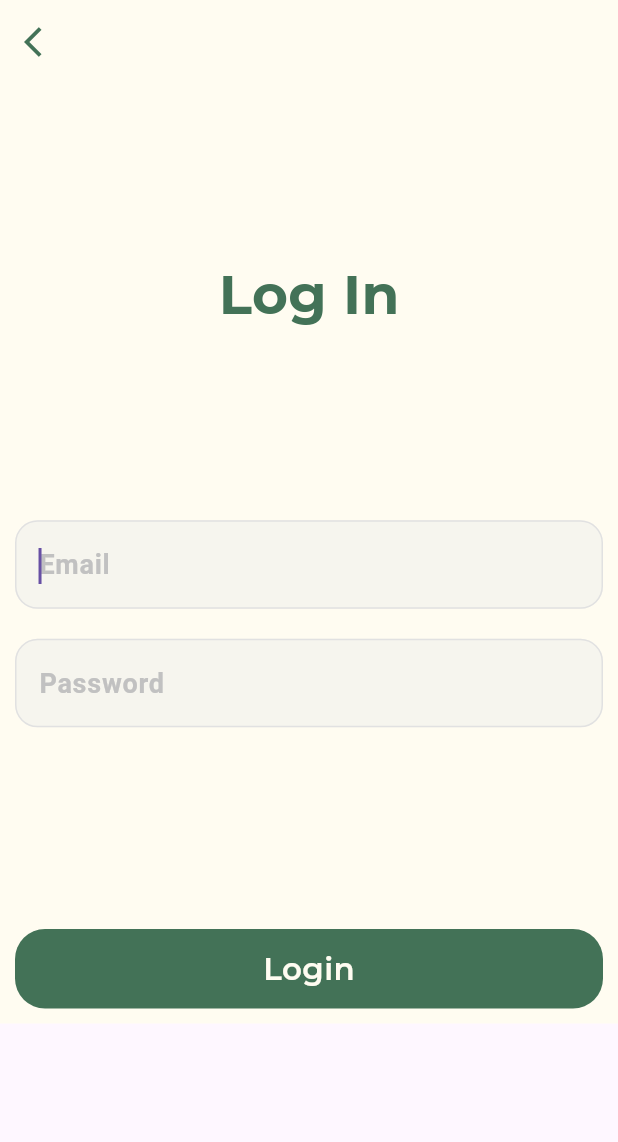
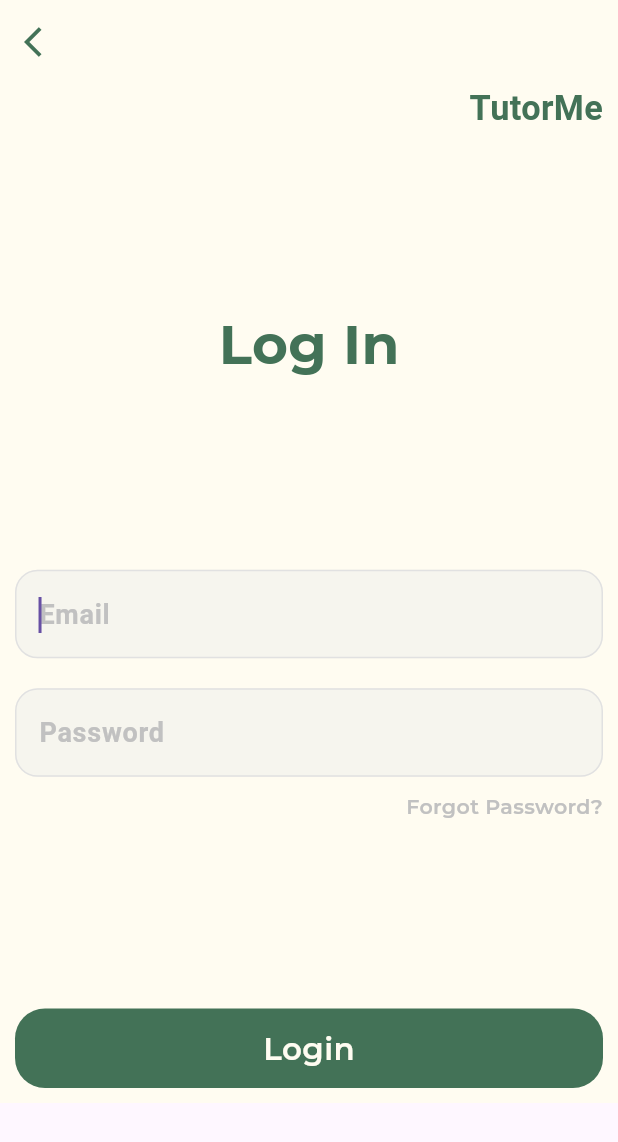
Before and after one commit to lferreira72002/TutorMe, a Flutter app: the screen it shows after launch, after a tap on "Login", on a phone screen of 412 x 824 dp. Shown: the top 1142 px of the screen. Run offline on Flutter 3.47's test engine with Material 3 defaults, Android fonts, the phone set to English and light mode, and no system bars; our stand-ins replace flutter_screenutil, get, supabase_flutter; accounts and stored records are empty; project files that could hold a hidden picture were left out.

Commit message:
TutorMe Logo

```diff
--- a/tutorme/lib/Screens/UnauthorisedPages/Home/homePage.dart
+++ b/tutorme/lib/Screens/UnauthorisedPages/Home/homePage.dart
@@ -18,12 +18,6 @@ class _homePageState extends State<homePage> {
         appBar: AppBar(
           elevation: 0,
           backgroundColor: Color(0xffFFFCF1),
-          leading: IconButton(
-            icon: Icon(Icons.arrow_back_ios, color: Color(0xff437257)),
-            onPressed: () {
-              Get.back();
-            },
-          ),
         ),
         body: Container(
             child: SafeArea(
@@ -34,7 +28,7 @@ class _homePageState extends State<homePage> {
                     child: Container(
                       child: Column(
                         children: [
-                          200.verticalSpaceFromWidth,
+                          150.verticalSpaceFromWidth,
                           Image.asset('assets/images/GreenHatLogo.png',
                               height: 100, width: 100),
                           Text(
@@ -47,7 +41,7 @@ class _homePageState extends State<homePage> {
                               decoration: TextDecoration.none,
                             ),
                           ),
-                          100.verticalSpaceFromWidth,
+                          150.verticalSpaceFromWidth,
                           UnauthorisedButton(
                               onPressed: () {
                                 navigateToLogin();
--- a/tutorme/lib/Screens/UnauthorisedPages/Login/loginPage.dart
+++ b/tutorme/lib/Screens/UnauthorisedPages/Login/loginPage.dart
@@ -1,4 +1,5 @@
 import 'package:flutter/material.dart';
+import 'package:flutter/widgets.dart';
 import 'package:flutter_screenutil/flutter_screenutil.dart';
 import 'package:tutorme/Components/Buttons/unauthorisedButton.dart';
 import 'package:get/get.dart';
@@ -40,6 +41,19 @@ class _loginPageState extends State<loginPage> {
                     child: Container(
                       child: Column(
                         children: [
+                          Padding(
+                            padding: const EdgeInsets.only(right: 10.0),
+                            child: Row(
+                                mainAxisAlignment: MainAxisAlignment.end,
+                                children: [
+                                  Text('TutorMe',
+                                      textAlign: TextAlign.end,
+                                      style: TextStyle(
+                                          color: Color(0xff437257),
+                                          fontSize: 20.sp,
+                                          fontWeight: FontWeight.w700))
+                                ]),
+                          ),
                           100.verticalSpaceFromWidth,
                           Text(
                             'Log In',
@@ -64,6 +78,23 @@ class _loginPageState extends State<loginPage> {
                               controller: password_controller,
                               textInputAction: TextInputAction.done,
                             ),
+                            Padding(
+                              padding: const EdgeInsets.only(right: 10.0),
+                              child: Row(
+                                  mainAxisAlignment: MainAxisAlignment.end,
+                                  children: [
+                                    GestureDetector(
+                                      child: Text("Forgot Password?",
+                                          style: TextStyle(
+                                            color: Color(0xffC1C1C1),
+                                            fontFamily: 'Montserrat',
+                                            fontSize: 12.sp,
+                                            fontWeight: FontWeight.w600,
+                                            decoration: TextDecoration.none,
+                                          )),
+                                    )
+                                  ]),
+                            ),
                           ])),
                           100.verticalSpaceFromWidth,
                           UnauthorisedButton(
```
